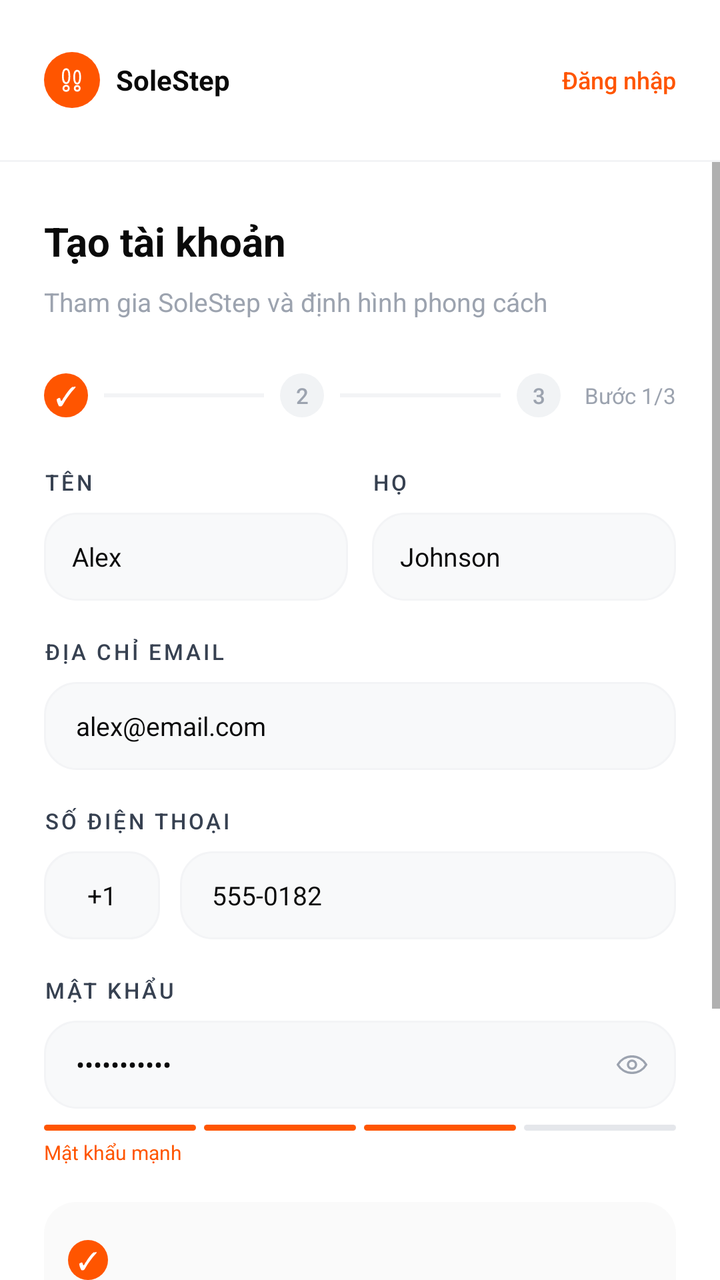
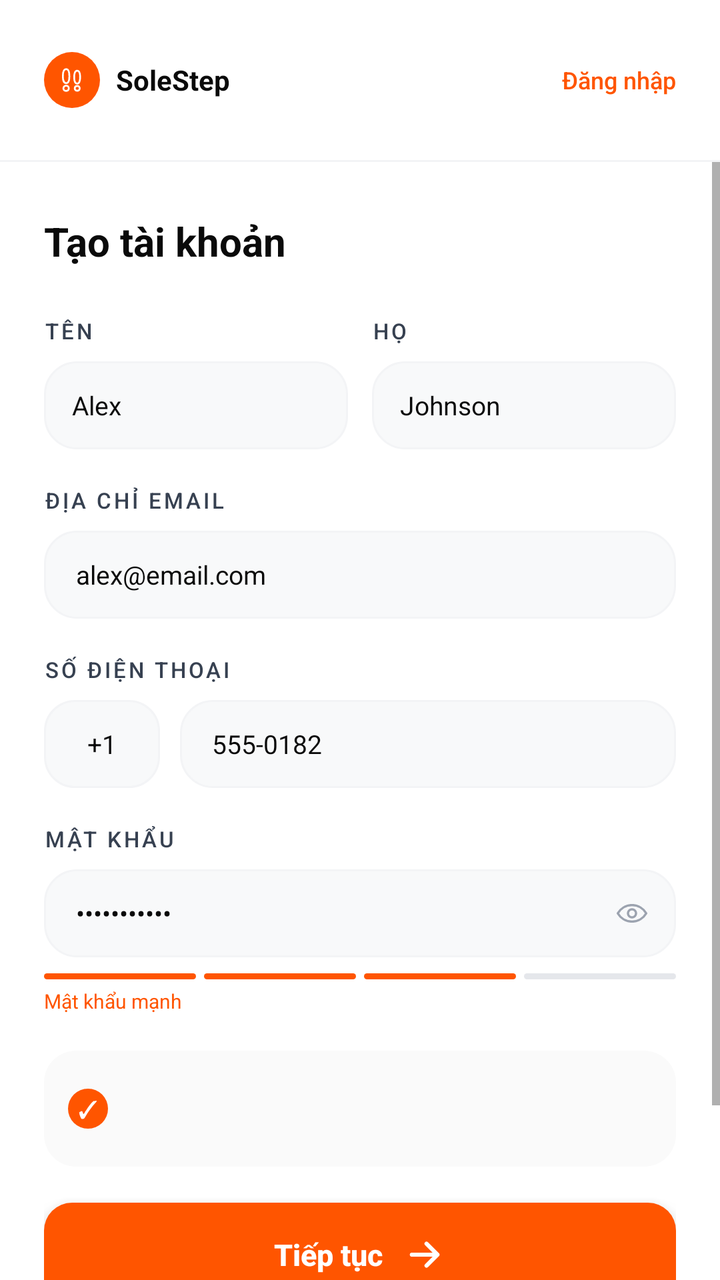

An Android layout rendered at two revisions. The XML below is the earlier revision; the diff shows what the commit changed to produce the second picture.
<!-- AndroidManifest.xml: application theme Theme.SoleStep -->
<!-- res/layout/activity_sign_up.xml -->
<?xml version="1.0" encoding="utf-8"?>
<LinearLayout xmlns:android="http://schemas.android.com/apk/res/android"
    xmlns:app="http://schemas.android.com/apk/res-auto"
    xmlns:tools="http://schemas.android.com/tools"
    android:id="@+id/main"
    android:layout_width="match_parent"
    android:layout_height="match_parent"
    android:background="@drawable/bg_signup_page"
    android:orientation="vertical"
    tools:context=".authentication.SignUpActivity">

    <LinearLayout
        android:layout_width="match_parent"
        android:layout_height="80dp"
        android:gravity="center_vertical"
        android:orientation="horizontal"
        android:paddingStart="22dp"
        android:paddingEnd="22dp">

        <FrameLayout
            android:layout_width="28dp"
            android:layout_height="28dp"
            android:background="@drawable/bg_logo_tile">

            <ImageView
                android:layout_width="16dp"
                android:layout_height="16dp"
                android:layout_gravity="center"
                android:contentDescription="@null"
                android:src="@drawable/ic_sole_step_mark" />
        </FrameLayout>

        <TextView
            android:layout_width="0dp"
            android:layout_height="wrap_content"
            android:layout_marginStart="8dp"
            android:layout_weight="1"
            android:fontFamily="sans-serif"
            android:text="@string/auth_brand"
            android:textColor="@color/text_primary"
            android:textSize="14sp"
            android:textStyle="bold" />

        <TextView
            android:id="@+id/signInLink"
            android:layout_width="wrap_content"
            android:layout_height="44dp"
            android:fontFamily="sans-serif-medium"
            android:gravity="center"
            android:text="@string/auth_btn_sign_in"
            android:textColor="@color/brand_orange"
            android:textSize="12sp" />
    </LinearLayout>

    <View
        android:layout_width="match_parent"
        android:layout_height="1dp"
        android:background="@color/border_light" />

    <ScrollView
        android:layout_width="match_parent"
        android:layout_height="0dp"
        android:layout_weight="1"
        android:clipToPadding="false"
        android:fillViewport="true"
        android:overScrollMode="never">

        <LinearLayout
            android:layout_width="match_parent"
            android:layout_height="wrap_content"
            android:orientation="vertical"
            android:paddingStart="22dp"
            android:paddingTop="26dp"
            android:paddingEnd="22dp"
            android:paddingBottom="32dp">

            <TextView
                android:layout_width="wrap_content"
                android:layout_height="wrap_content"
                android:fontFamily="sans-serif"
                android:text="@string/auth_sign_up_title"
                android:textColor="@color/text_primary"
                android:textSize="20sp"
                android:textStyle="bold" />

            <TextView
                android:layout_width="wrap_content"
                android:layout_height="wrap_content"
                android:layout_marginTop="8dp"
                android:fontFamily="sans-serif"
                android:text="@string/auth_sign_up_subtitle"
                android:textColor="@color/text_muted"
                android:textSize="13sp" />

            <LinearLayout
                android:layout_width="match_parent"
                android:layout_height="24dp"
                android:layout_marginTop="26dp"
                android:gravity="center_vertical"
                android:orientation="horizontal">

                <TextView
                    android:layout_width="22dp"
                    android:layout_height="22dp"
                    android:background="@drawable/bg_signup_step_done"
                    android:fontFamily="sans-serif-medium"
                    android:gravity="center"
                    android:text="@string/check_mark"
                    android:textColor="@color/brand_white"
                    android:textSize="13sp" />

                <View
                    android:layout_width="0dp"
                    android:layout_height="2dp"
                    android:layout_marginStart="8dp"
                    android:layout_marginEnd="8dp"
                    android:layout_weight="1"
                    android:background="@color/border_light" />

                <TextView
                    android:layout_width="22dp"
                    android:layout_height="22dp"
                    android:background="@drawable/bg_signup_step_pending"
                    android:fontFamily="sans-serif-medium"
                    android:gravity="center"
                    android:text="2"
                    android:textColor="@color/text_muted"
                    android:textSize="11sp" />

                <View
                    android:layout_width="0dp"
                    android:layout_height="2dp"
                    android:layout_marginStart="8dp"
                    android:layout_marginEnd="8dp"
                    android:layout_weight="1"
                    android:background="@color/border_light" />

                <TextView
                    android:layout_width="22dp"
                    android:layout_height="22dp"
                    android:background="@drawable/bg_signup_step_pending"
                    android:fontFamily="sans-serif-medium"
                    android:gravity="center"
                    android:text="3"
                    android:textColor="@color/text_muted"
                    android:textSize="11sp" />

                <TextView
                    android:layout_width="wrap_content"
                    android:layout_height="wrap_content"
                    android:layout_marginStart="12dp"
                    android:fontFamily="sans-serif"
                    android:text="@string/auth_step_1"
                    android:textColor="@color/text_muted"
                    android:textSize="11sp" />
            </LinearLayout>

            <LinearLayout
                android:layout_width="match_parent"
                android:layout_height="wrap_content"
                android:layout_marginTop="24dp"
                android:orientation="horizontal">

                <LinearLayout
                    android:layout_width="0dp"
                    android:layout_height="wrap_content"
                    android:layout_marginEnd="12dp"
                    android:layout_weight="1"
                    android:orientation="vertical">

                    <TextView
                        android:layout_width="wrap_content"
                        android:layout_height="wrap_content"
                        android:fontFamily="sans-serif-medium"
                        android:letterSpacing="0.12"
                        android:text="@string/auth_label_first_name"
                        android:textAllCaps="true"
                        android:textColor="@color/text_secondary"
                        android:textSize="11sp" />

                    <EditText
                        android:id="@+id/firstNameInput"
                        android:layout_width="match_parent"
                        android:layout_height="44dp"
                        android:layout_marginTop="8dp"
                        android:background="@drawable/bg_signup_field"
                        android:fontFamily="sans-serif"
                        android:inputType="textPersonName"
                        android:paddingStart="14dp"
                        android:paddingEnd="14dp"
                        android:singleLine="true"
                        android:text="@string/auth_first_name_value"
                        android:textColor="@color/text_primary"
                        android:textSize="13sp" />
                </LinearLayout>

                <LinearLayout
                    android:layout_width="0dp"
                    android:layout_height="wrap_content"
                    android:layout_weight="1"
                    android:orientation="vertical">

                    <TextView
                        android:layout_width="wrap_content"
                        android:layout_height="wrap_content"
                        android:fontFamily="sans-serif-medium"
                        android:letterSpacing="0.12"
                        android:text="@string/auth_label_last_name"
                        android:textAllCaps="true"
                        android:textColor="@color/text_secondary"
                        android:textSize="11sp" />

                    <EditText
                        android:id="@+id/lastNameInput"
                        android:layout_width="match_parent"
                        android:layout_height="44dp"
                        android:layout_marginTop="8dp"
                        android:background="@drawable/bg_signup_field"
                        android:fontFamily="sans-serif"
                        android:inputType="textPersonName"
                        android:paddingStart="14dp"
                        android:paddingEnd="14dp"
                        android:singleLine="true"
                        android:text="@string/auth_last_name_value"
                        android:textColor="@color/text_primary"
                        android:textSize="13sp" />
                </LinearLayout>
            </LinearLayout>

            <TextView
                android:layout_width="wrap_content"
                android:layout_height="wrap_content"
                android:layout_marginTop="18dp"
                android:fontFamily="sans-serif-medium"
                android:letterSpacing="0.12"
                android:text="@string/auth_label_email_address"
                android:textAllCaps="true"
                android:textColor="@color/text_secondary"
                android:textSize="11sp" />

            <EditText
                android:id="@+id/emailInput"
                android:layout_width="match_parent"
                android:layout_height="44dp"
                android:layout_marginTop="8dp"
                android:autofillHints="emailAddress"
                android:background="@drawable/bg_signup_field"
                android:fontFamily="sans-serif"
                android:inputType="textEmailAddress"
                android:paddingStart="16dp"
                android:paddingEnd="16dp"
                android:singleLine="true"
                android:text="@string/auth_email_value"
                android:textColor="@color/text_primary"
                android:textSize="13sp" />

            <TextView
                android:layout_width="wrap_content"
                android:layout_height="wrap_content"
                android:layout_marginTop="18dp"
                android:fontFamily="sans-serif-medium"
                android:letterSpacing="0.12"
                android:text="@string/auth_label_phone"
                android:textAllCaps="true"
                android:textColor="@color/text_secondary"
                android:textSize="11sp" />

            <LinearLayout
                android:layout_width="match_parent"
                android:layout_height="44dp"
                android:layout_marginTop="8dp"
                android:orientation="horizontal">

                <EditText
                    android:id="@+id/countryCodeInput"
                    android:layout_width="58dp"
                    android:layout_height="match_parent"
                    android:background="@drawable/bg_signup_field_small"
                    android:fontFamily="sans-serif"
                    android:gravity="center"
                    android:inputType="phone"
                    android:singleLine="true"
                    android:text="@string/auth_country_code_value"
                    android:textColor="@color/text_primary"
                    android:textSize="13sp" />

                <EditText
                    android:id="@+id/phoneInput"
                    android:layout_width="0dp"
                    android:layout_height="match_parent"
                    android:layout_marginStart="10dp"
                    android:layout_weight="1"
                    android:background="@drawable/bg_signup_field"
                    android:fontFamily="sans-serif"
                    android:inputType="phone"
                    android:paddingStart="16dp"
                    android:paddingEnd="16dp"
                    android:singleLine="true"
                    android:text="@string/auth_phone_value"
                    android:textColor="@color/text_primary"
                    android:textSize="13sp" />
            </LinearLayout>

            <TextView
                android:layout_width="wrap_content"
                android:layout_height="wrap_content"
                android:layout_marginTop="18dp"
                android:fontFamily="sans-serif-medium"
                android:letterSpacing="0.12"
                android:text="@string/auth_label_password"
                android:textAllCaps="true"
                android:textColor="@color/text_secondary"
                android:textSize="11sp" />

            <FrameLayout
                android:id="@+id/passwordField"
                android:layout_width="match_parent"
                android:layout_height="44dp"
                android:layout_marginTop="8dp"
                android:background="@drawable/bg_signup_field">

                <EditText
                    android:id="@+id/passwordInput"
                    android:layout_width="match_parent"
                    android:layout_height="match_parent"
                    android:autofillHints="newPassword"
                    android:background="@android:color/transparent"
                    android:fontFamily="sans-serif"
                    android:inputType="textPassword"
                    android:paddingStart="16dp"
                    android:paddingEnd="48dp"
                    android:singleLine="true"
                    android:text="@string/auth_password_value"
                    android:textColor="@color/text_primary"
                    android:textSize="13sp" />

                <ImageButton
                    android:id="@+id/passwordVisibility"
                    android:layout_width="44dp"
                    android:layout_height="match_parent"
                    android:layout_gravity="end"
                    android:background="?attr/selectableItemBackgroundBorderless"
                    android:contentDescription="@string/auth_show_password"
                    android:padding="13dp"
                    android:src="@drawable/ic_visibility" />
            </FrameLayout>

            <LinearLayout
                android:layout_width="match_parent"
                android:layout_height="3dp"
                android:layout_marginTop="8dp"
                android:orientation="horizontal">

                <View
                    android:layout_width="0dp"
                    android:layout_height="match_parent"
                    android:layout_marginEnd="4dp"
                    android:layout_weight="1"
                    android:background="@drawable/bg_strength_active" />

                <View
                    android:layout_width="0dp"
                    android:layout_height="match_parent"
                    android:layout_marginEnd="4dp"
                    android:layout_weight="1"
                    android:background="@drawable/bg_strength_active" />

                <View
                    android:layout_width="0dp"
                    android:layout_height="match_parent"
                    android:layout_marginEnd="4dp"
                    android:layout_weight="1"
                    android:background="@drawable/bg_strength_active" />

                <View
                    android:layout_width="0dp"
                    android:layout_height="match_parent"
                    android:layout_weight="1"
                    android:background="@drawable/bg_strength_inactive" />
            </LinearLayout>

            <TextView
                android:layout_width="wrap_content"
                android:layout_height="wrap_content"
                android:layout_marginTop="4dp"
                android:fontFamily="sans-serif"
                android:text="@string/auth_strong_password"
                android:textColor="@color/brand_orange"
                android:textSize="10sp" />

            <LinearLayout
                android:layout_width="match_parent"
                android:layout_height="58dp"
                android:layout_marginTop="18dp"
                android:background="@drawable/bg_signup_terms"
                android:gravity="center_vertical"
                android:orientation="horizontal"
                android:paddingStart="12dp"
                android:paddingEnd="12dp">

                <TextView
                    android:layout_width="20dp"
                    android:layout_height="20dp"
                    android:background="@drawable/bg_signup_step_done"
                    android:fontFamily="sans-serif-medium"
                    android:gravity="center"
                    android:text="@string/check_mark"
                    android:textColor="@color/brand_white"
                    android:textSize="12sp" />

                <TextView
                    android:id="@+id/termsText"
                    android:layout_width="0dp"
                    android:layout_height="wrap_content"
                    android:layout_marginStart="12dp"
                    android:layout_weight="1"
                    android:fontFamily="sans-serif"
                    android:lineSpacingExtra="2dp"
                    android:textColor="@color/text_muted"
                    android:textSize="11sp" />
            </LinearLayout>

            <com.google.android.material.button.MaterialButton
                android:id="@+id/continueButton"
                android:layout_width="match_parent"
                android:layout_height="52dp"
                android:layout_marginTop="18dp"
                android:elevation="8dp"
                android:fontFamily="sans-serif-medium"
                android:insetBottom="0dp"
                android:insetTop="0dp"
                android:minHeight="0dp"
                android:minWidth="0dp"
                android:text="@string/auth_btn_continue"
                android:textAllCaps="false"
                android:textColor="@color/brand_white"
                android:textSize="15sp"
                android:textStyle="bold"
                app:backgroundTint="@color/brand_orange"
                app:cornerRadius="14dp"
                app:icon="@drawable/ic_arrow_right"
                app:iconGravity="textEnd"
                app:iconPadding="10dp"
                app:iconTint="@color/brand_white"
                app:rippleColor="@color/brand_orange_dark" />

            <LinearLayout
                android:layout_width="wrap_content"
                android:layout_height="wrap_content"
                android:layout_gravity="center_horizontal"
                android:layout_marginTop="22dp"
                android:gravity="center_vertical"
                android:orientation="horizontal">

                <TextView
                    android:layout_width="wrap_content"
                    android:layout_height="wrap_content"
                    android:fontFamily="sans-serif"
                    android:text="@string/auth_have_account"
                    android:textColor="@color/text_muted"
                    android:textSize="11sp" />

                <TextView
                    android:id="@+id/bottomSignInLink"
                    android:layout_width="wrap_content"
                    android:layout_height="36dp"
                    android:fontFamily="sans-serif-medium"
                    android:gravity="center"
                    android:text="@string/auth_btn_sign_in"
                    android:textColor="@color/brand_orange"
                    android:textSize="16sp" />
            </LinearLayout>
        </LinearLayout>
    </ScrollView>
</LinearLayout>
<!-- resources referenced by this layout -->
<resources>
  <color name="border_light">#F3F4F6</color>
  <color name="brand_orange">#FF5500</color>
  <color name="brand_orange_dark">#CC4400</color>
  <color name="brand_white">#FFFFFF</color>
  <color name="text_muted">#9CA3AF</color>
  <color name="text_primary">#0A0A0A</color>
  <color name="text_secondary">#374151</color>
  <!-- drawable bg_signup_step_pending (drawable) -->
  <?xml version="1.0" encoding="utf-8"?>
  <shape xmlns:android="http://schemas.android.com/apk/res/android"
      android:shape="oval">
      <solid android:color="#F1F3F5" />
  </shape>
  <string name="auth_brand">SoleStep</string>
  <string name="auth_btn_continue">Tiếp tục</string>
  <string name="auth_btn_sign_in">Đăng nhập</string>
  <string name="auth_country_code_value">+1</string>
  <string name="auth_email_value">alex@email.com</string>
  <string name="auth_first_name_value">Alex</string>
  <string name="auth_have_account">Đã là thành viên? Đăng nhập</string>
  <string name="auth_label_email_address">Địa chỉ Email</string>
  <string name="auth_label_first_name">Tên</string>
  <string name="auth_label_last_name">Họ</string>
  <string name="auth_label_password">Mật khẩu</string>
  <string name="auth_label_phone">Số điện thoại</string>
  <string name="auth_last_name_value">Johnson</string>
  <string name="auth_password_value">soleStep123</string>
  <string name="auth_phone_value">555-0182</string>
  <string name="auth_show_password">Hiển thị mật khẩu</string>
  <string name="auth_sign_up_subtitle">Tham gia SoleStep và định hình phong cách</string>
  <string name="auth_sign_up_title">Tạo tài khoản</string>
  <string name="auth_step_1">Bước 1/3</string>
  <string name="auth_strong_password">Mật khẩu mạnh</string>
  <string name="check_mark">✓</string>
  <dimen name="radius_logo">20dp</dimen>
  <color name="bg_primary">#FFFFFF</color>
  <color name="border_normal">#E5E7EB</color>
  <color name="brand_black">#0A0A0A</color>
  <color name="bg_dark_surface_2">#161616</color>
  <color name="bg_secondary">#F8F8F8</color>
  <color name="status_error">#EF4444</color>
  <style name="ShapeAppearance.SoleStep.Small" parent="">
          <item name="cornerFamily">rounded</item>
          <item name="cornerSize">@dimen/radius_sm</item>
      </style>
  <style name="ShapeAppearance.SoleStep.Medium" parent="">
          <item name="cornerFamily">rounded</item>
          <item name="cornerSize">@dimen/radius_lg</item>
      </style>
  <style name="ShapeAppearance.SoleStep.Large" parent="">
          <item name="cornerFamily">rounded</item>
          <item name="cornerSize">@dimen/radius_2xl</item>
      </style>
  <dimen name="radius_sm">8dp</dimen>
  <dimen name="radius_lg">16dp</dimen>
  <dimen name="radius_2xl">24dp</dimen>
  <dimen name="font_display">48sp</dimen>
  <dimen name="font_title_large">24sp</dimen>
  <dimen name="font_title">20sp</dimen>
  <dimen name="font_headline">18sp</dimen>
  <dimen name="font_subheading">16sp</dimen>
  <dimen name="font_label">14sp</dimen>
  <dimen name="font_body">13sp</dimen>
  <dimen name="font_caption">11sp</dimen>
  <color name="text_tertiary">#6B7280</color>
  <dimen name="font_caption_small">10sp</dimen>
  <dimen name="font_overline">9sp</dimen>
  <dimen name="elev_bottom_nav">8dp</dimen>
  <dimen name="bottom_nav_height">88dp</dimen>
  <dimen name="radius_button">20dp</dimen>
  <dimen name="btn_height_large">52dp</dimen>
  <dimen name="space_16">32dp</dimen>
  <dimen name="elev_raised">4dp</dimen>
  <dimen name="radius_input">20dp</dimen>
  <color name="text_placeholder">#D1D5DB</color>
  <dimen name="radius_chip">12dp</dimen>
  <dimen name="stroke_thin">1dp</dimen>
  <dimen name="space_12">24dp</dimen>
  <dimen name="btn_height_tiny">28dp</dimen>
  <dimen name="radius_card">20dp</dimen>
  <dimen name="elev_card">2dp</dimen>
  <dimen name="toolbar_height">56dp</dimen>
  <dimen name="space_screen_horizontal">20dp</dimen>
  <dimen name="elev_top_bar">4dp</dimen>
  <dimen name="elev_fab">6dp</dimen>
  <!-- unchanged entries left out for length: 30 -->
</resources>

<!-- the commit's change to res/layout/activity_sign_up.xml (unified diff, before → after) -->
@@ -83,77 +83,6 @@
                 android:textSize="20sp"
                 android:textStyle="bold" />
 
-            <TextView
-                android:layout_width="wrap_content"
-                android:layout_height="wrap_content"
-                android:layout_marginTop="8dp"
-                android:fontFamily="sans-serif"
-                android:text="@string/auth_sign_up_subtitle"
-                android:textColor="@color/text_muted"
-                android:textSize="13sp" />
-
-            <LinearLayout
-                android:layout_width="match_parent"
-                android:layout_height="24dp"
-                android:layout_marginTop="26dp"
-                android:gravity="center_vertical"
-                android:orientation="horizontal">
-
-                <TextView
-                    android:layout_width="22dp"
-                    android:layout_height="22dp"
-                    android:background="@drawable/bg_signup_step_done"
-                    android:fontFamily="sans-serif-medium"
-                    android:gravity="center"
-                    android:text="@string/check_mark"
-                    android:textColor="@color/brand_white"
-                    android:textSize="13sp" />
-
-                <View
-                    android:layout_width="0dp"
-                    android:layout_height="2dp"
-                    android:layout_marginStart="8dp"
-                    android:layout_marginEnd="8dp"
-                    android:layout_weight="1"
-                    android:background="@color/border_light" />
-
-                <TextView
-                    android:layout_width="22dp"
-                    android:layout_height="22dp"
-                    android:background="@drawable/bg_signup_step_pending"
-                    android:fontFamily="sans-serif-medium"
-                    android:gravity="center"
-                    android:text="2"
-                    android:textColor="@color/text_muted"
-                    android:textSize="11sp" />
-
-                <View
-                    android:layout_width="0dp"
-                    android:layout_height="2dp"
-                    android:layout_marginStart="8dp"
-                    android:layout_marginEnd="8dp"
-                    android:layout_weight="1"
-                    android:background="@color/border_light" />
-
-                <TextView
-                    android:layout_width="22dp"
-                    android:layout_height="22dp"
-                    android:background="@drawable/bg_signup_step_pending"
-                    android:fontFamily="sans-serif-medium"
-                    android:gravity="center"
-                    android:text="3"
-                    android:textColor="@color/text_muted"
-                    android:textSize="11sp" />
-
-                <TextView
-                    android:layout_width="wrap_content"
-                    android:layout_height="wrap_content"
-                    android:layout_marginStart="12dp"
-                    android:fontFamily="sans-serif"
-                    android:text="@string/auth_step_1"
-                    android:textColor="@color/text_muted"
-                    android:textSize="11sp" />
-            </LinearLayout>
 
             <LinearLayout
                 android:layout_width="match_parent"
<!-- resource entries referenced after the edit -->
@@ -7,19 +7,13 @@
   <color name="text_muted">#9CA3AF</color>
   <color name="text_primary">#0A0A0A</color>
   <color name="text_secondary">#374151</color>
-  <!-- drawable bg_signup_step_pending (drawable) -->
-  <?xml version="1.0" encoding="utf-8"?>
-  <shape xmlns:android="http://schemas.android.com/apk/res/android"
-      android:shape="oval">
-      <solid android:color="#F1F3F5" />
-  </shape>
   <string name="auth_brand">SoleStep</string>
   <string name="auth_btn_continue">Tiếp tục</string>
   <string name="auth_btn_sign_in">Đăng nhập</string>
   <string name="auth_country_code_value">+1</string>
   <string name="auth_email_value">alex@email.com</string>
   <string name="auth_first_name_value">Alex</string>
-  <string name="auth_have_account">Đã là thành viên? Đăng nhập</string>
+  <string name="auth_have_account">Đã là thành viên?</string>
   <string name="auth_label_email_address">Địa chỉ Email</string>
   <string name="auth_label_first_name">Tên</string>
   <string name="auth_label_last_name">Họ</string>
@@ -29,9 +23,7 @@
   <string name="auth_password_value">soleStep123</string>
   <string name="auth_phone_value">555-0182</string>
   <string name="auth_show_password">Hiển thị mật khẩu</string>
-  <string name="auth_sign_up_subtitle">Tham gia SoleStep và định hình phong cách</string>
   <string name="auth_sign_up_title">Tạo tài khoản</string>
-  <string name="auth_step_1">Bước 1/3</string>
   <string name="auth_strong_password">Mật khẩu mạnh</string>
   <string name="check_mark">✓</string>
   <dimen name="radius_logo">20dp</dimen>
